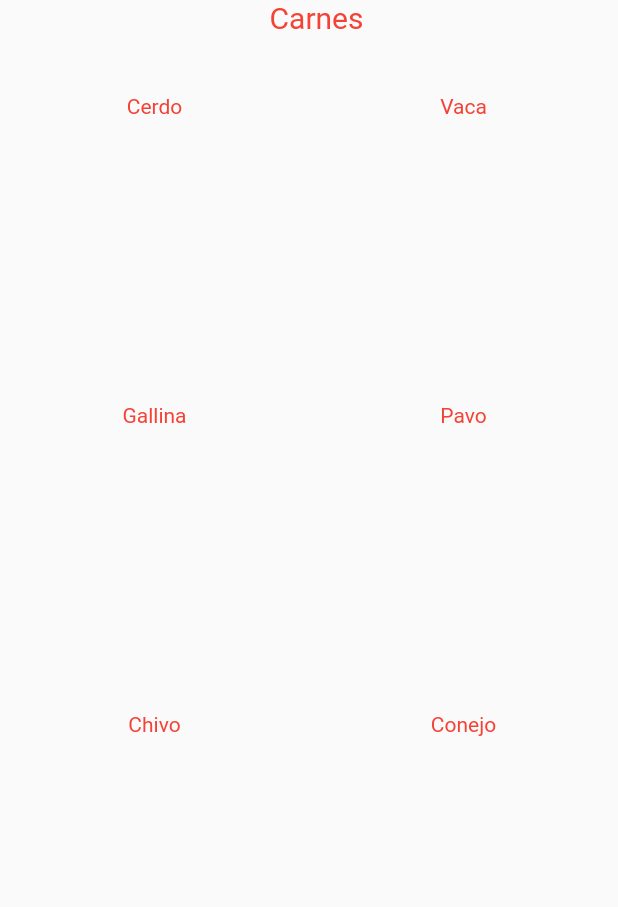
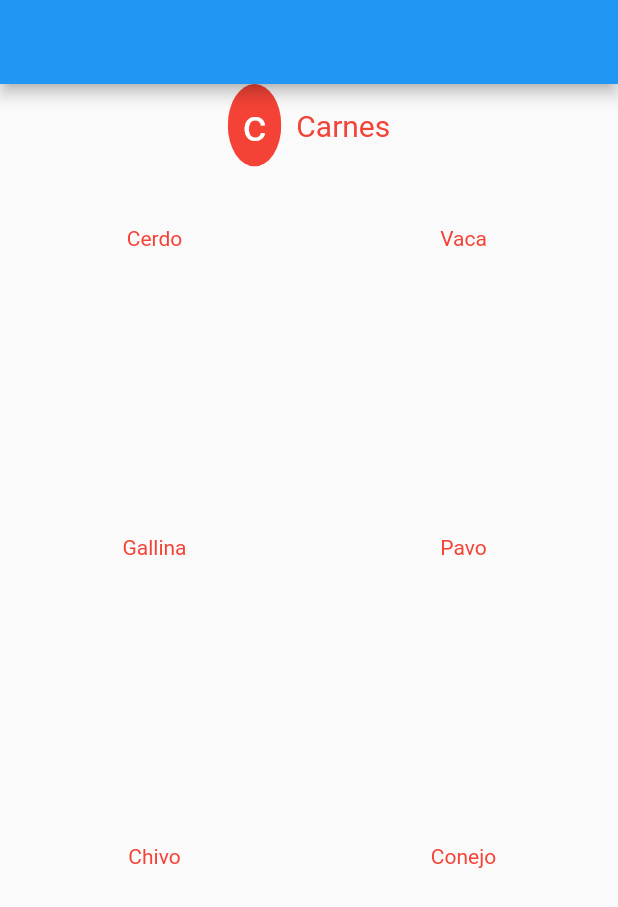
Before and after one commit to marcospojr/EasyOrder, a Flutter app: the screen it shows after launch, on a phone screen of 412 x 824 dp. Shown: the top 907 px of the screen. Run offline on Flutter 3.47's test engine with Material 2 defaults, Android fonts, the phone set to English and light mode, and no system bars; Roboto replaces fonts that are missing (orilla).

Commit message:
Add icon to header

```diff
--- a/easy_order/lib/pages/categoriespage.dart
+++ b/easy_order/lib/pages/categoriespage.dart
@@ -2,6 +2,8 @@ import 'package:easy_order/models/category.dart';
 import 'package:flutter/material.dart';
 
 import 'package:flutter/material.dart';
+
+import '../widgets/categoryicon.dart';
 
 class CategoriesPage extends StatelessWidget {
   Category category;
@@ -12,17 +14,14 @@ class CategoriesPage extends StatelessWidget {
   @override
   Widget build(BuildContext context) {
     return Scaffold(
-        // appBar: MainAppBar(),
+        appBar: AppBar(),
         body: Container(
             child: Column(
           children: [
             Row(
               mainAxisAlignment: MainAxisAlignment.center,
               children: [
-            // CategoryIcon(
-            //   color: category.color,
-            //   iconName: category.icon
-            // ),
+                CategoryIcon(color: category.color, iconName: category.icon),
                 const SizedBox(width: 10),
                 Text(category.name ?? "",
                     style: TextStyle(color: category.color, fontSize: 20))
@@ -60,7 +59,9 @@ class CategoriesPage extends StatelessWidget {
                         //       height: 100),
                         // ),
                         SizedBox(height: 10),
-                    Text(category.subCategories?[index].name ?? "defaultName",
+                        Text(
+                            category.subCategories?[index].name ??
+                                "defaultName",
                             style: TextStyle(color: category.color))
                       ],
                     )),
--- /dev/null
+++ b/easy_order/lib/utils/iconfonthelper.dart
@@ -0,0 +1,10 @@
+class IconFontHelper {
+  static const String LOGO = 'a';
+  static const String MAIN_LOGO = 'b';
+  static const String MEATS = 'c';
+  static const String PASTRIES = 'd';
+  static const String SEEDS = 'e';
+  static const String SPICES = 'f';
+  static const String VEGS = 'g';
+  static const String FRUITS = 'h';
+}
--- a/easy_order/lib/utils/utils.dart
+++ b/easy_order/lib/utils/utils.dart
@@ -1,6 +1,8 @@
 import 'package:easy_order/models/category.dart';
 import 'package:easy_order/models/subcategory.dart';
 import 'package:flutter/material.dart';
+
+import 'iconfonthelper.dart';
 
 class Utils {
   static List<Category> getMockedCategories() {
@@ -9,7 +11,7 @@ class Utils {
           color: Colors.red,
           name: "Carnes",
           imgName: "cat1",
-          icon: "IconFontHelper.MEATS",
+          icon: IconFontHelper.MEATS,
           subCategories: [
             SubCategory(
               color: Colors.red,
--- /dev/null
+++ b/easy_order/lib/widgets/categoryicon.dart
@@ -0,0 +1,23 @@
+import 'package:flutter/material.dart';
+
+import 'iconfont.dart';
+
+class CategoryIcon extends StatelessWidget {
+  Color color;
+  String? iconName;
+  double size;
+
+  CategoryIcon({Key? key, required this.color, this.iconName, this.size = 30})
+      : super(key: key);
+
+  @override
+  Widget build(BuildContext context) {
+    return ClipOval(
+      child: Container(
+          color: this.color,
+          padding: EdgeInsets.all(10),
+          child: IconFont(
+              color: Colors.white, iconName: this.iconName, size: this.size)),
+    );
+  }
+}
--- /dev/null
+++ b/easy_order/lib/widgets/iconfont.dart
@@ -0,0 +1,16 @@
+import 'package:flutter/material.dart';
+
+class IconFont extends StatelessWidget {
+  Color? color;
+  double? size;
+  String? iconName;
+
+  IconFont({this.color, this.size, this.iconName});
+
+  @override
+  Widget build(BuildContext context) {
+    return Text(this.iconName!,
+        style: TextStyle(
+            color: this.color, fontSize: this.size, fontFamily: 'orilla'));
+  }
+}
```
Lines whose indentation alone changed are shown as unchanged.
